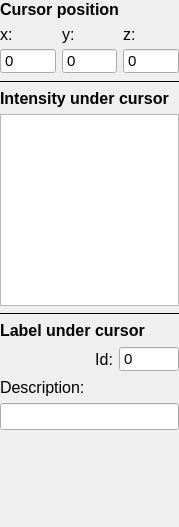
pyushkevich/itksnap, file GUI/Qt/Components/CursorInspector.ui: the form before one commit.
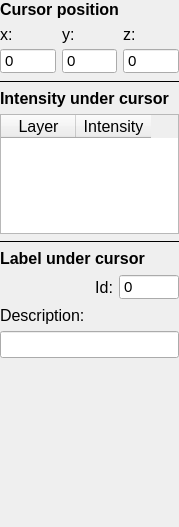
The form after the commit.

Commit message: Fixed LayerIterator problems, now ready to add some new stuff

Diff of the .ui file:
```diff
--- a/GUI/Qt/Components/CursorInspector.ui
+++ b/GUI/Qt/Components/CursorInspector.ui
@@ -163,7 +163,13 @@
     </widget>
    </item>
    <item>
-    <widget class="QTableView" name="tableView">
+    <widget class="QTableWidget" name="tableVoxelUnderCursor">
+     <property name="maximumSize">
+      <size>
+       <width>179</width>
+       <height>120</height>
+      </size>
+     </property>
      <property name="contextMenuPolicy">
       <enum>Qt::CustomContextMenu</enum>
      </property>
@@ -173,18 +179,22 @@
      <attribute name="horizontalHeaderDefaultSectionSize">
       <number>75</number>
      </attribute>
-     <attribute name="horizontalHeaderStretchLastSection">
-      <bool>true</bool>
-     </attribute>
      <attribute name="verticalHeaderVisible">
       <bool>false</bool>
      </attribute>
      <attribute name="verticalHeaderDefaultSectionSize">
       <number>16</number>
      </attribute>
-     <attribute name="verticalHeaderStretchLastSection">
-      <bool>false</bool>
-     </attribute>
+     <column>
+      <property name="text">
+       <string>Layer</string>
+      </property>
+     </column>
+     <column>
+      <property name="text">
+       <string>Intensity</string>
+      </property>
+     </column>
     </widget>
    </item>
    <item>
```
Left out of the diff: 7 changed lines with no effect on the pictures. The commit also changes 13 other files.
